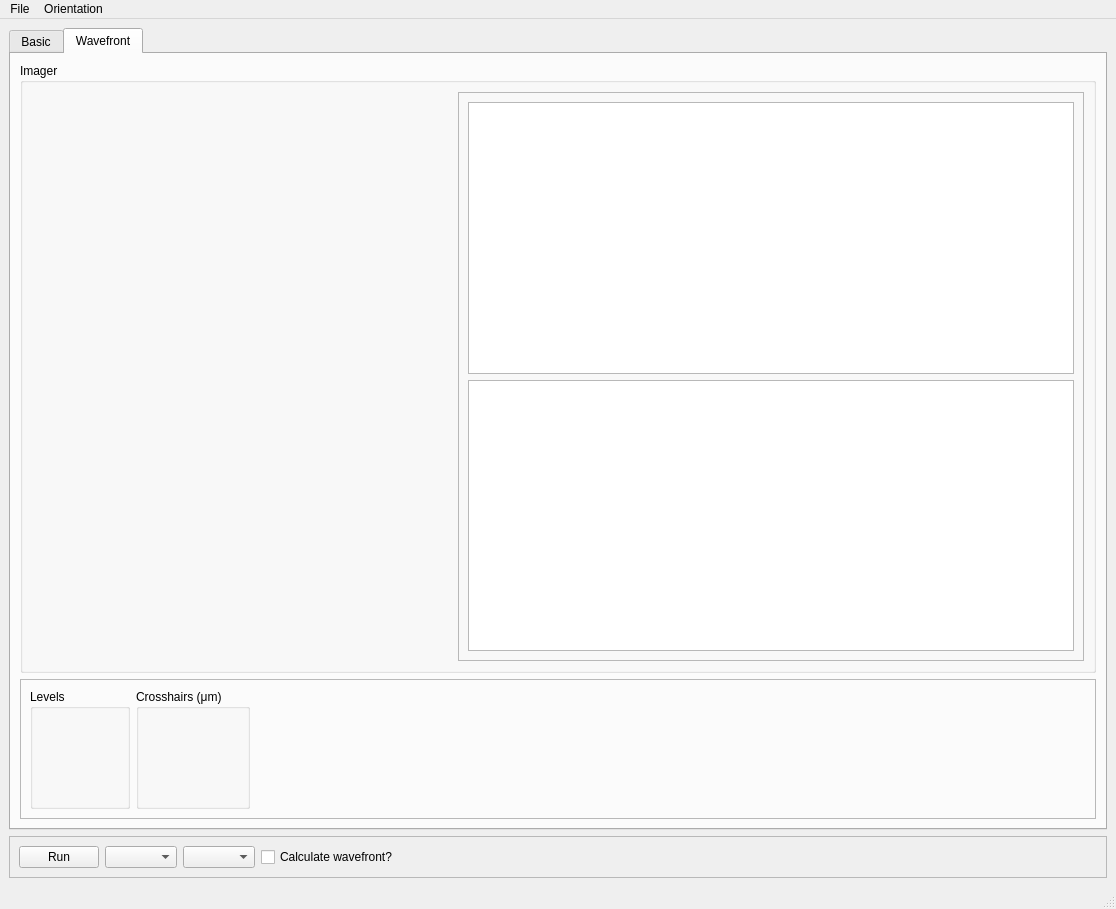
mseaberg/slit_alignment, file PPM_centroid/PPM_screen.ui: the form before one commit.
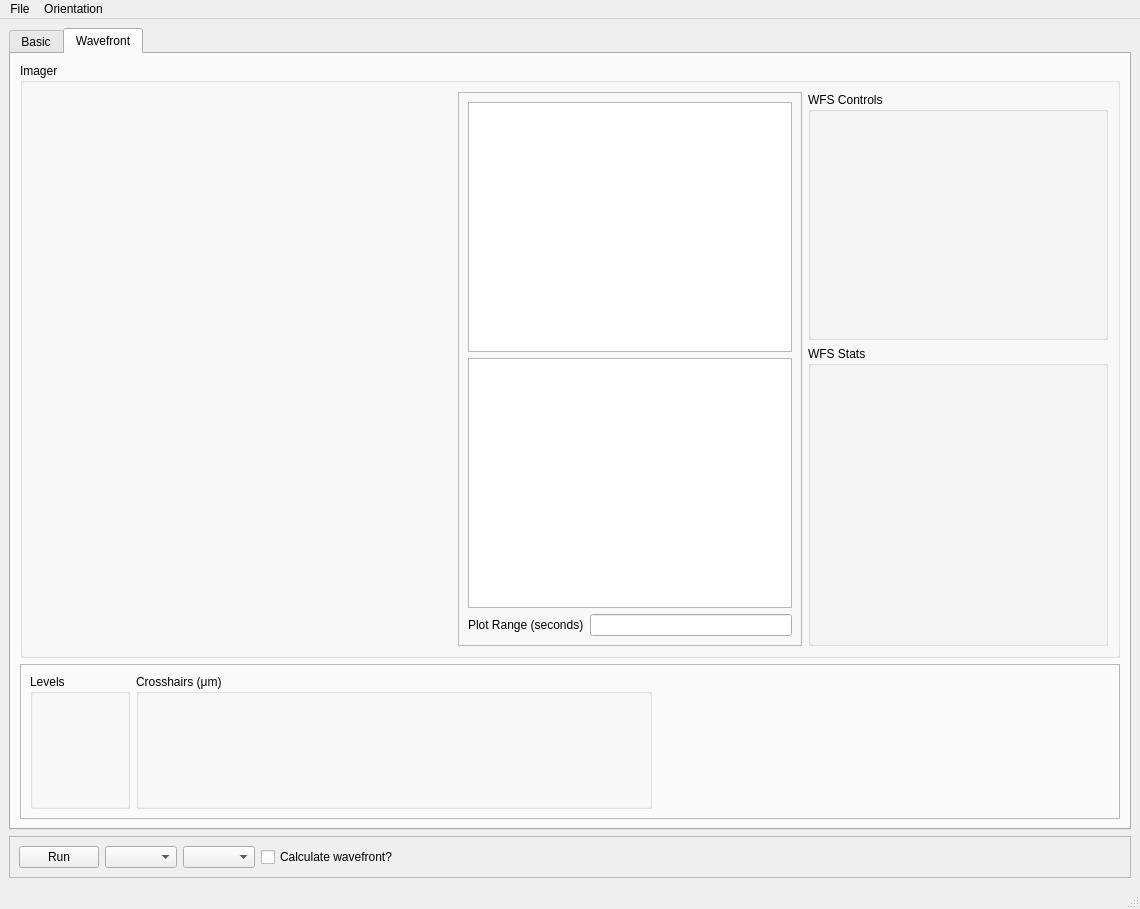
The form after the commit. The open tabs and pages were chosen to show the change. Custom widgets are drawn as their Qt base class.

Commit message: new wfs widgets

Patch:
```diff
--- a/PPM_centroid/PPM_screen.ui
+++ b/PPM_centroid/PPM_screen.ui
@@ -6,7 +6,7 @@
    <rect>
     <x>0</x>
     <y>0</y>
-    <width>1116</width>
+    <width>1140</width>
     <height>909</height>
    </rect>
   </property>
@@ -277,8 +277,8 @@
           <property name="title">
            <string>Imager</string>
           </property>
-          <layout class="QHBoxLayout" name="horizontalLayout_2">
-           <item>
+          <layout class="QGridLayout" name="gridLayout_7">
+           <item row="0" column="0" rowspan="2">
             <widget class="LineoutImage" name="wavefrontWidget" native="true">
              <property name="minimumSize">
               <size>
@@ -288,7 +288,7 @@
              </property>
             </widget>
            </item>
-           <item>
+           <item row="0" column="1" rowspan="2">
             <widget class="QFrame" name="frame_4">
              <property name="minimumSize">
               <size>
@@ -302,13 +302,65 @@
              <property name="frameShadow">
               <enum>QFrame::Raised</enum>
              </property>
-             <layout class="QVBoxLayout" name="verticalLayout_3">
-              <item>
-               <widget class="GraphicsLayoutWidget" name="focusCanvas"/>
+             <layout class="QGridLayout" name="gridLayout_6">
+              <item row="3" column="1">
+               <widget class="QLineEdit" name="wfsPlotRangeLineEdit"/>
               </item>
-              <item>
+              <item row="3" column="0">
+               <widget class="QLabel" name="label_2">
+                <property name="text">
+                 <string>Plot Range (seconds)</string>
+                </property>
+               </widget>
+              </item>
+              <item row="1" column="0" colspan="2">
                <widget class="GraphicsLayoutWidget" name="rmsErrorCanvas"/>
               </item>
+              <item row="0" column="0" colspan="2">
+               <widget class="GraphicsLayoutWidget" name="focusCanvas"/>
+              </item>
+             </layout>
+            </widget>
+           </item>
+           <item row="0" column="2">
+            <widget class="QGroupBox" name="groupBox_4">
+             <property name="minimumSize">
+              <size>
+               <width>300</width>
+               <height>0</height>
+              </size>
+             </property>
+             <property name="maximumSize">
+              <size>
+               <width>300</width>
+               <height>16777215</height>
+              </size>
+             </property>
+             <property name="title">
+              <string>WFS Controls</string>
+             </property>
+             <layout class="QVBoxLayout" name="verticalLayout">
+              <item>
+               <widget class="WFSControls" name="wfsControls" native="true"/>
+              </item>
+             </layout>
+            </widget>
+           </item>
+           <item row="1" column="2">
+            <widget class="QGroupBox" name="groupBox_5">
+             <property name="minimumSize">
+              <size>
+               <width>300</width>
+               <height>300</height>
+              </size>
+             </property>
+             <property name="title">
+              <string>WFS Stats</string>
+             </property>
+             <layout class="QVBoxLayout" name="verticalLayout_2">
+              <item>
+               <widget class="WFSStats" name="wfsStats" native="true"/>
+              </item>
              </layout>
             </widget>
            </item>
@@ -352,8 +404,8 @@
             <widget class="QGroupBox" name="crosshairGroupBox_2">
              <property name="minimumSize">
               <size>
-               <width>100</width>
-               <height>120</height>
+               <width>516</width>
+               <height>135</height>
               </size>
              </property>
              <property name="maximumSize">
@@ -492,7 +544,7 @@
     <rect>
      <x>0</x>
      <y>0</y>
-     <width>1116</width>
+     <width>1140</width>
      <height>20</height>
     </rect>
    </property>
@@ -649,6 +701,18 @@
    <header>PPM_widgets</header>
    <container>1</container>
   </customwidget>
+  <customwidget>
+   <class>WFSControls</class>
+   <extends>QWidget</extends>
+   <header>PPM_widgets</header>
+   <container>1</container>
+  </customwidget>
+  <customwidget>
+   <class>WFSStats</class>
+   <extends>QWidget</extends>
+   <header>PPM_widgets</header>
+   <container>1</container>
+  </customwidget>
  </customwidgets>
  <tabstops>
   <tabstop>tabWidget</tabstop>
```
Left out of the diff: 2 changed lines with no effect on the pictures. The commit also changes 4 other files.
